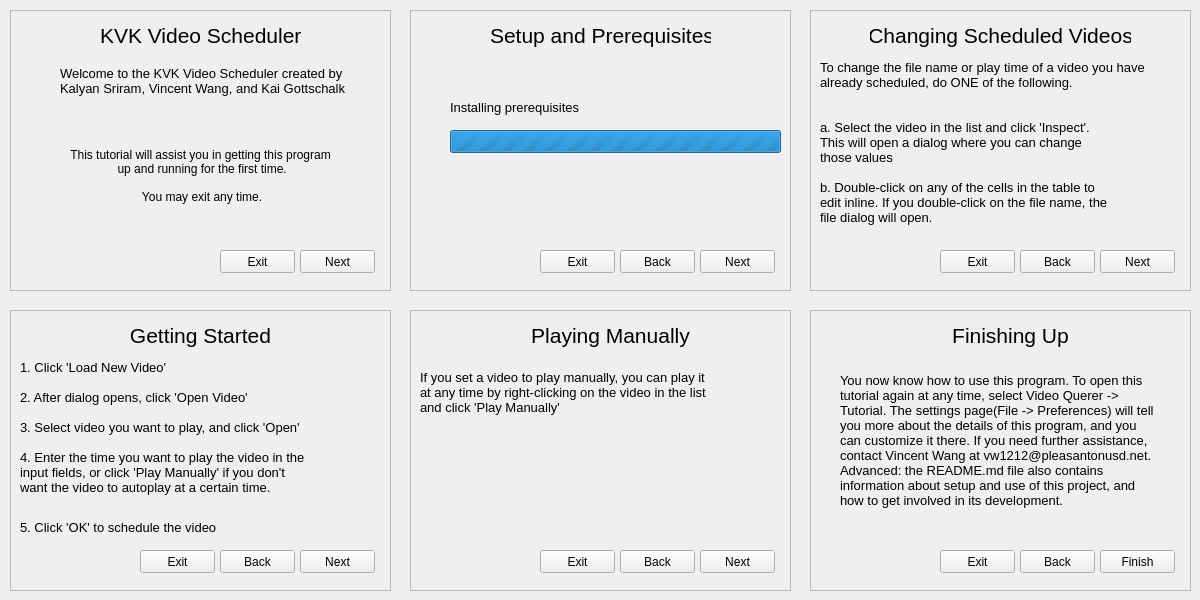
Qt form designer/welcome.ui (coderkalyan/vst_project) before a commit.
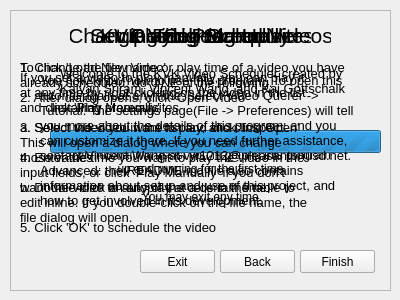
The same form after that commit.

Commit message: placed all of the frames on top of each other... to use: press back until the first window. thanks. contact me if anything is wacko

The edit to the form file:
```diff
--- a/designer/welcome.ui
+++ b/designer/welcome.ui
@@ -6,8 +6,8 @@
    <rect>
     <x>0</x>
     <y>0</y>
-    <width>1200</width>
-    <height>600</height>
+    <width>400</width>
+    <height>300</height>
    </rect>
   </property>
   <property name="windowTitle">
@@ -136,7 +136,7 @@
   <widget class="QFrame" name="win2">
    <property name="geometry">
     <rect>
-     <x>410</x>
+     <x>10</x>
      <y>10</y>
      <width>381</width>
      <height>281</height>
@@ -258,7 +258,7 @@
    <property name="geometry">
     <rect>
      <x>10</x>
-     <y>310</y>
+     <y>10</y>
      <width>381</width>
      <height>281</height>
     </rect>
@@ -474,8 +474,8 @@
   <widget class="QFrame" name="win2_3">
    <property name="geometry">
     <rect>
-     <x>410</x>
-     <y>310</y>
+     <x>10</x>
+     <y>10</y>
      <width>381</width>
      <height>281</height>
     </rect>
@@ -579,7 +579,7 @@
   <widget class="QFrame" name="win2_4">
    <property name="geometry">
     <rect>
-     <x>810</x>
+     <x>10</x>
      <y>10</y>
      <width>381</width>
      <height>281</height>
@@ -740,8 +740,8 @@
   <widget class="QFrame" name="win2_5">
    <property name="geometry">
     <rect>
-     <x>810</x>
-     <y>310</y>
+     <x>10</x>
+     <y>10</y>
      <width>381</width>
      <height>281</height>
     </rect>
```
Left out of the diff: 106 changed lines with no effect on the pictures. The commit also changes 2 other files.
